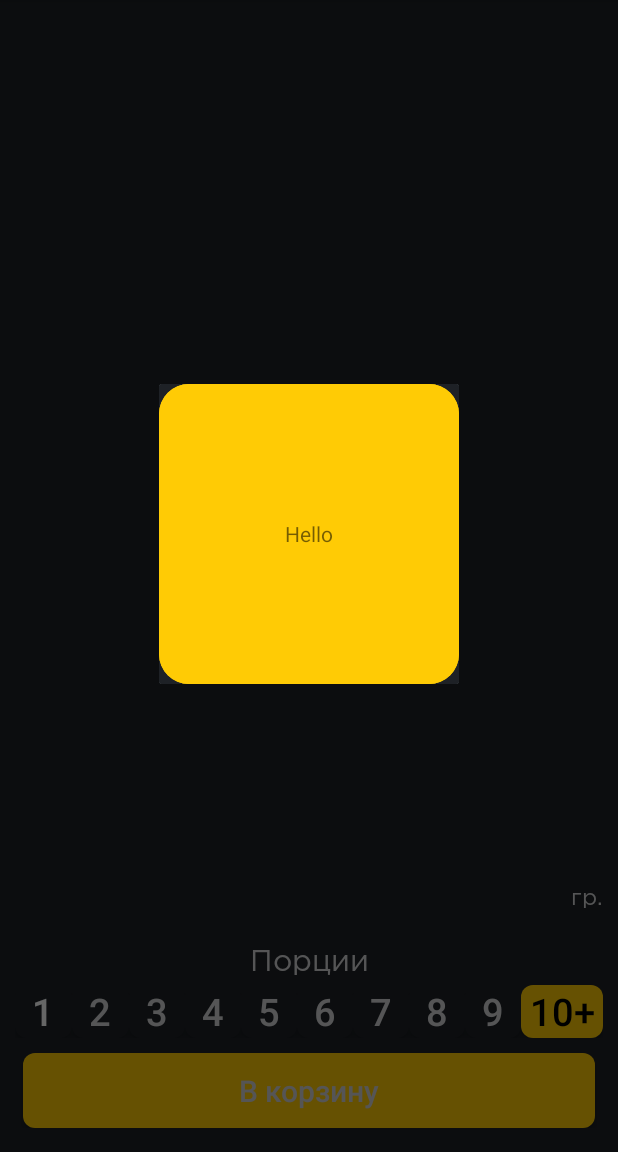
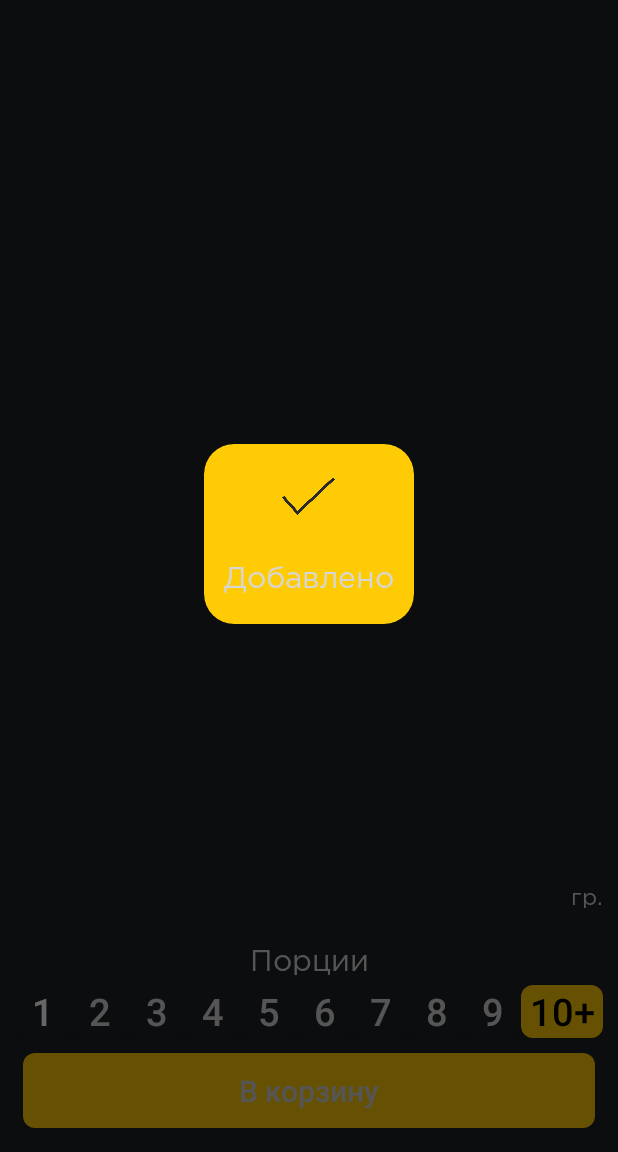
Before and after one commit to leshij-2005/DostavkaMIX, an Android app: the fragment descriptionFragment placed in its activity, after a tap on an icon or button, on a phone screen of 412 x 824 dp, the part 84-1236 px from its top. Run offline under Robolectric (Android 15) with nearby library versions, the light colour scheme and no system bars; our stand-ins replace Volley; libraries missing offline, so code that uses them is left out: com.mikepenz.materialdrawer; 2 statements that could not run were skipped; 2 other taps on this screen came first.

Commit message:
add animation price button add dialog inBag

```diff
--- a/app/src/main/java/ru/dostavkamix/denis/dostavkamix/AppController.java
+++ b/app/src/main/java/ru/dostavkamix/denis/dostavkamix/AppController.java
@@ -114,7 +114,7 @@ public class AppController extends Application {
     public boolean onBag(Dish dish)
     {
             for (int i = 0; i < getInBag().size(); i++) {
-                if(getInBag().get(i).getIdDish() == dish.getIdDish())
+                if(getInBag().get(i).getIdDish() == dish.getIdDish() )
                 {
                     Log.d(TAG, "блюдо есть в корзине");
                     return true;
--- a/app/src/main/java/ru/dostavkamix/denis/dostavkamix/InOrderDialog.java
+++ b/app/src/main/java/ru/dostavkamix/denis/dostavkamix/InOrderDialog.java
@@ -2,6 +2,8 @@ package ru.dostavkamix.denis.dostavkamix;
 
 import android.app.Dialog;
 import android.app.DialogFragment;
+import android.graphics.Color;
+import android.graphics.drawable.ColorDrawable;
 import android.os.Bundle;
 import android.support.annotation.Nullable;
 import android.view.LayoutInflater;
@@ -13,18 +15,15 @@ import android.view.Window;
  * Created by den on 25.01.2016.
  */
 public class InOrderDialog extends DialogFragment {
-    @Nullable
-    @Override
-    public View onCreateView(LayoutInflater inflater, ViewGroup container, Bundle savedInstanceState) {
-        View v = inflater.inflate(R.layout.inorder_dialog, null);
-        return v;
-    }
+
 
     @Override
     public Dialog onCreateDialog(Bundle savedInstanceState) {
         Dialog dialog = super.onCreateDialog(savedInstanceState);
 
         dialog.getWindow().requestFeature(Window.FEATURE_NO_TITLE);
+        dialog.getWindow().setBackgroundDrawableResource(R.drawable.background_dialog);
+        dialog.setContentView(R.layout.inorder_dialog);
         return dialog;
     }
 }
--- a/app/src/main/java/ru/dostavkamix/denis/dostavkamix/MainActivity.java
+++ b/app/src/main/java/ru/dostavkamix/denis/dostavkamix/MainActivity.java
@@ -311,7 +311,8 @@ public class MainActivity extends AppCompatActivity implements View.OnClickListe
                                     dish.getString("weight"),
                                     dish.getString("title"),
                                     dish.getString("content"),
-                                    dish.getString("image")
+                                    dish.getString("image"),
+                                    k
 
                             ));
                         }
--- a/app/src/main/res/drawable/outline_background.xml
+++ b/app/src/main/res/drawable/outline_background.xml
@@ -6,5 +6,6 @@
 
     <solid android:color="@android:color/transparent"/>
 
-    <corners android:radius="5.0dip" />
+
+    <corners android:radius="5.0dip" />a
 </shape>
--- a/app/src/main/res/drawable/rounded_button_on_select.xml
+++ b/app/src/main/res/drawable/rounded_button_on_select.xml
@@ -6,4 +6,5 @@
          android:bottomLeftRadius="8dp"
          android:topRightRadius="8dp"
          android:topLeftRadius="8dp"/>
+
 </shape>
--- /dev/null
+++ b/app/src/main/res/drawable/transition_check.xml
@@ -0,0 +1,5 @@
+<?xml version="1.0" encoding="utf-8"?>
+<transition xmlns:android="http://schemas.android.com/apk/res/android">
+    <item android:drawable="@drawable/outline_background"></item>
+    <item android:drawable="@drawable/check_price"></item>
+</transition>
--- a/app/src/main/res/layout/dish_item.xml
+++ b/app/src/main/res/layout/dish_item.xml
@@ -78,14 +78,14 @@
 
                 />
 
-            <Button
+            <ru.dostavkamix.denis.dostavkamix.priceButton
                 android:id="@+id/dish_price"
                 android:layout_width="60sp"
                 android:layout_height="25sp"
                 android:layout_marginRight="10sp"
                 android:layout_marginTop="18sp"
 
-                android:background="@drawable/outline_background"
+                android:background="@drawable/transition_check"
 
                 android:textColor="@color/menu_catalog_color"
 
--- a/app/src/main/res/layout/inorder_dialog.xml
+++ b/app/src/main/res/layout/inorder_dialog.xml
@@ -1,16 +1,29 @@
 <?xml version="1.0" encoding="utf-8"?>
-<LinearLayout xmlns:android="http://schemas.android.com/apk/res/android"
+<FrameLayout xmlns:android="http://schemas.android.com/apk/res/android"
+              xmlns:foo="http://schemas.android.com/apk/res-auto"
               android:orientation="vertical"
-              android:layout_width="200sp"
-              android:layout_height="200sp"
-    android:background="@drawable/background_dialog">
+              android:layout_width="140sp"
+              android:layout_height="120sp"
+              android:background="@drawable/background_dialog">
 
-    <TextView
-        android:layout_width="200sp"
-        android:layout_height="200sp"
-        android:text="Hello"
-        android:layout_gravity="center"
+    <ImageView
+        android:layout_width="35sp"
+        android:layout_height="100sp"
+        android:layout_marginBottom="25sp"
+        android:src="@drawable/check_black"
+        android:background="@color/menu_catalog_color"
+        android:layout_gravity="center"/>
+    <ru.dostavkamix.denis.dostavkamix.TextViewPlus
+        foo:customFont="fonts/GothaProReg.otf"
+        android:layout_width="150sp"
+        android:layout_height="wrap_content"
+        android:layout_marginBottom="20sp"
+        android:textSize="20sp"
+        android:text="Добавлено"
+        android:textColor="@color/md_black_1000"
+        android:layout_gravity="center_horizontal|bottom"
         android:gravity="center"
-        android:background="@drawable/background_dialog"/>
+        android:background="@color/menu_catalog_color"/>
 
-</LinearLayout>
+
+</FrameLayout>
```
Also changed, not shown: app/src/main/java/ru/dostavkamix/denis/dostavkamix/BoxAdapter.java (+110 -22 lines), app/src/main/java/ru/dostavkamix/denis/dostavkamix/Dish/Dish.java (+7 -1 lines), app/src/main/java/ru/dostavkamix/denis/dostavkamix/Fragments/descriptionFragment.java (+18 -0 lines), app/src/main/java/ru/dostavkamix/denis/dostavkamix/priceButton.java (added, +105 -0 lines), app/src/main/res/drawable/check_price.xml (added, +29 -0 lines), app/src/main/res/layout/text_lay.xml (added, +14 -0 lines), app/src/main/res/drawable/check_black.png (added), app/src/main/res/drawable/checkmark.png (added). Lines whose indentation alone changed are shown as unchanged.
